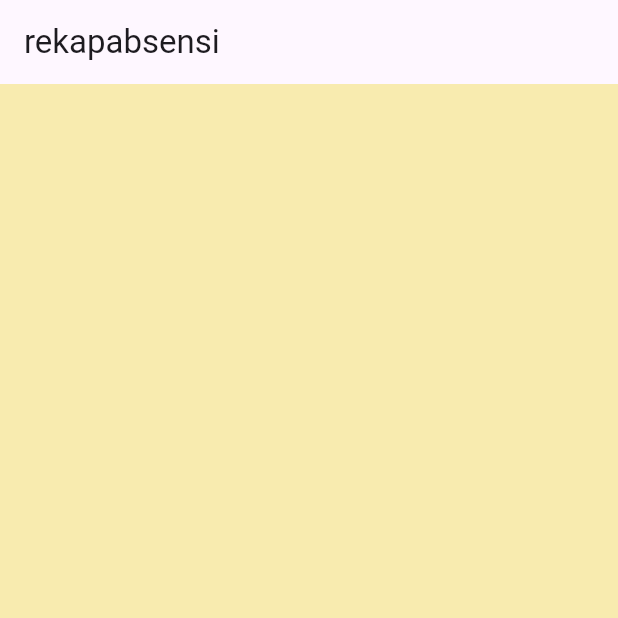
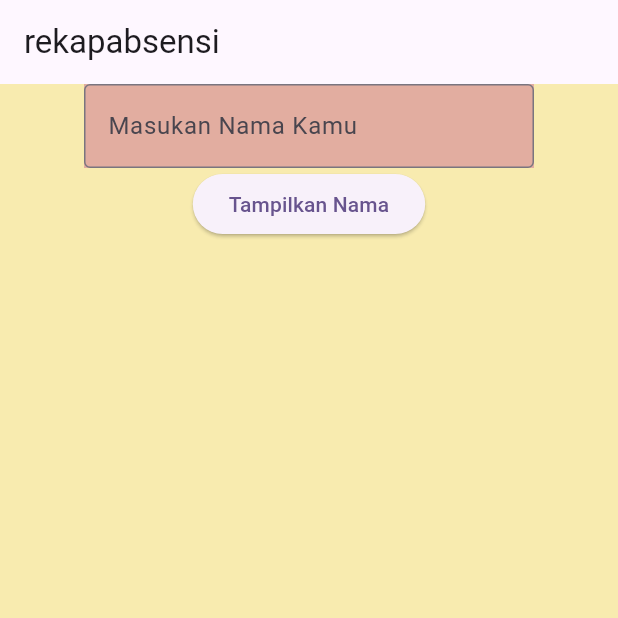
Before and after one commit to amenkk1003-cloud/rekap-absensi, a Flutter app: the screen it shows after launch, on a phone screen of 412 x 824 dp, the top half of it. Run offline on Flutter 3.47's test engine with Material 3 defaults, Android fonts, the phone set to English and light mode, and no system bars.

Commit message:
Oct 7, 2026, 11:25 AM

```diff
--- a/lib/myhomepage.dart
+++ b/lib/myhomepage.dart
@@ -8,13 +8,42 @@ class MyHomePage extends StatefulWidget {
 }
 
 class _MyHomePageState extends State<MyHomePage> {
+  TextEditingController inputNama = TextEditingController();
   @override
   Widget build(BuildContext context) {
     return Scaffold(
       appBar: AppBar(title: Text("rekapabsensi")),
       backgroundColor: Color.fromARGB(172, 245, 225, 136),
       body:Column(
-        children: [],)
+        children: [
+          Center(
+            child: Container(
+              width: 300,
+              color: Color.fromARGB(197, 220, 155, 155),
+              child: TextField(
+                //dekorasi untk ptunjuk pngisian & garis
+                decoration: InputDecoration(
+                  hintText: 'Masukan Nama Kamu',
+                  border: OutlineInputBorder(),
+                ),
+                //kontrolller untk
+                controller: inputNama,
+                //ktika nnti dikirim
+                onSubmitted: (values) {
+                  inputNama.text = values;
+                  //isi
+                },
+              ),
+            ),
+          ),
+          ElevatedButton(
+            child: Text("Tampilkan Nama"),
+            onPressed:(){
+              print(inputNama.text);
+            },
+          ),
+        ],
+      ),
     );
   }
 
```
Also changed, not shown: flutter_01.png (added).
